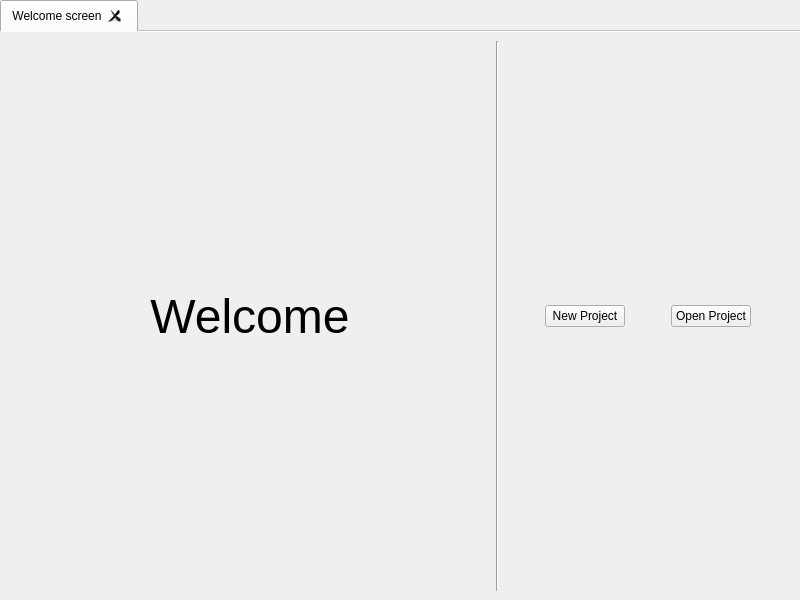
Before: the Qt Designer form src/mainwindow.ui in newbthenewbd/GUIC, drawn with Qt 5.
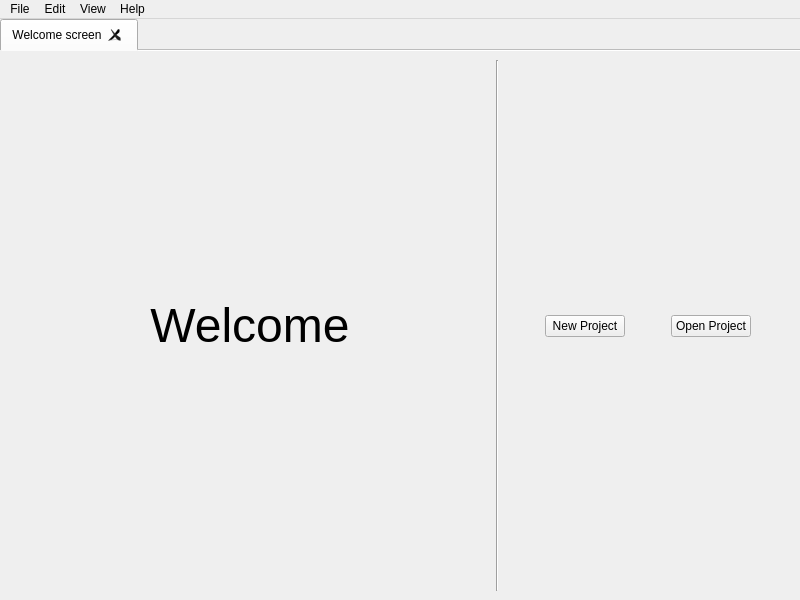
After: the same form once the commit is applied.

What changed in the file:
```diff
--- a/src/mainwindow.ui
+++ b/src/mainwindow.ui
@@ -200,6 +200,36 @@
      <height>24</height>
     </rect>
    </property>
+   <widget class="QMenu" name="menuFile">
+    <property name="title">
+     <string>File</string>
+    </property>
+   </widget>
+   <widget class="QMenu" name="menuEdit">
+    <property name="title">
+     <string>Edit</string>
+    </property>
+    <addaction name="actionCut"/>
+    <addaction name="actionCopy"/>
+    <addaction name="actionPaste"/>
+    <addaction name="separator"/>
+    <addaction name="actionSelect_all"/>
+   </widget>
+   <widget class="QMenu" name="menuView">
+    <property name="title">
+     <string>View</string>
+    </property>
+   </widget>
+   <widget class="QMenu" name="menuHelp">
+    <property name="title">
+     <string>Help</string>
+    </property>
+    <addaction name="actionAbout_GUIC"/>
+   </widget>
+   <addaction name="menuFile"/>
+   <addaction name="menuEdit"/>
+   <addaction name="menuView"/>
+   <addaction name="menuHelp"/>
   </widget>
  </widget>
  <resources/>
```
Left out of the diff: 25 changed lines with no effect on the pictures.
